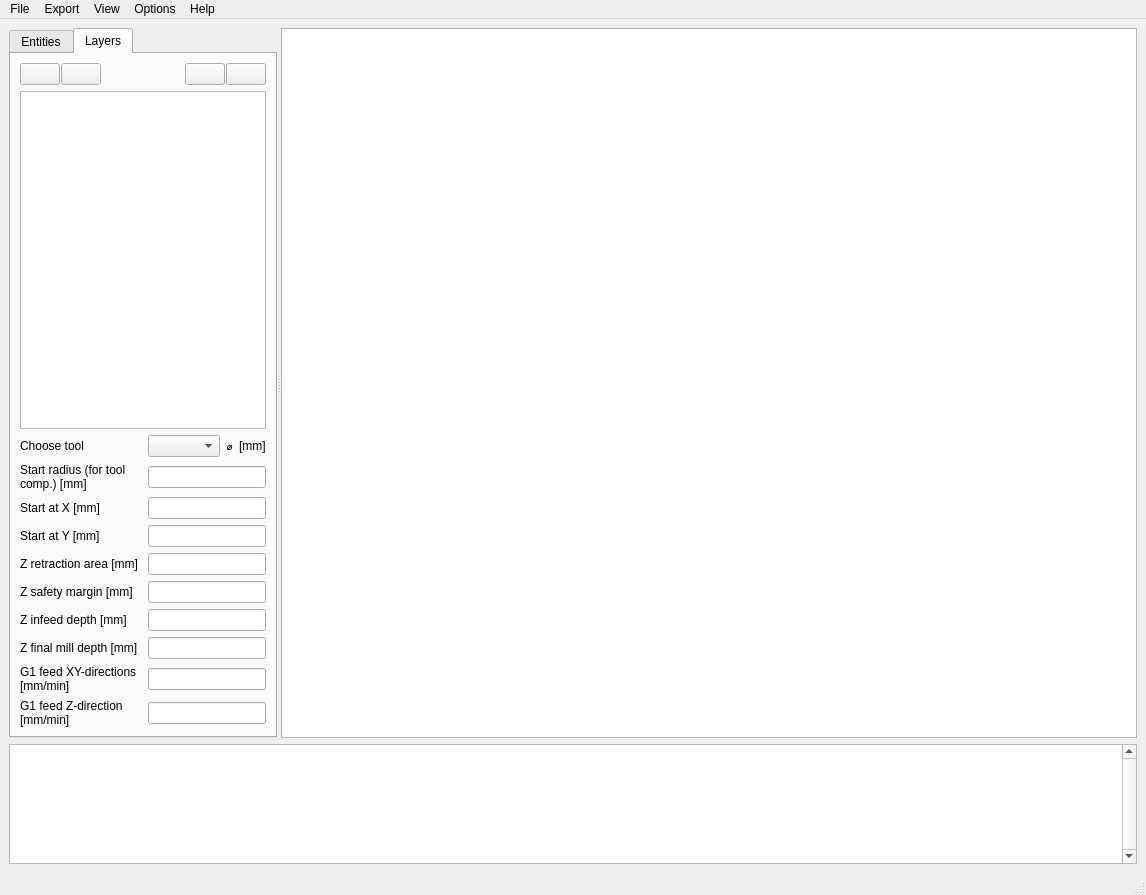
Before: the Qt Designer form dxf2gcode_pyQt4_ui/dxf2gcode_pyQt4_ui.ui in msutas/dxf2gcode, drawn with Qt 5.
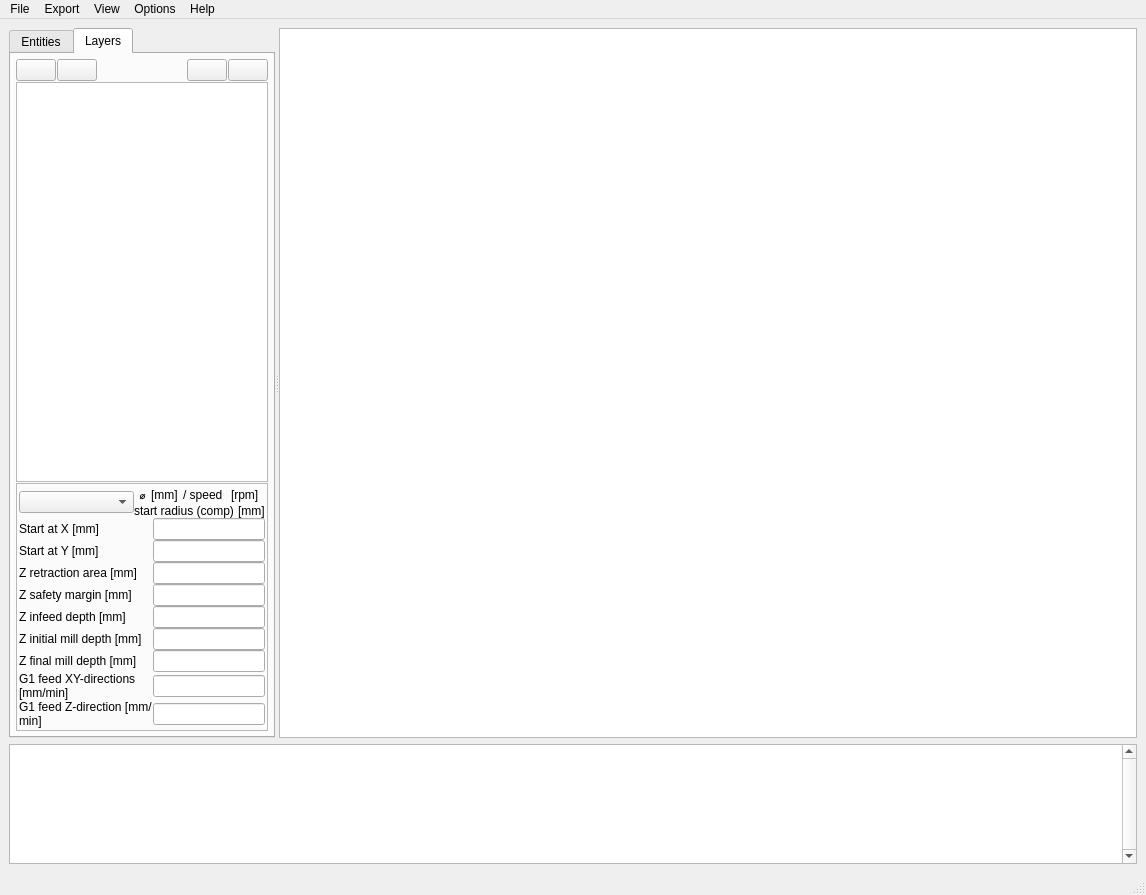
After: the same form once the commit is applied. The open tabs and pages were chosen to show the change. Icons and pictures are not drawn. Custom widgets are drawn as their Qt base class.

Commit message: Merging changes from rev [312] of branches/dxf2gcode_pyQT4_xavier

Patch:
```diff
--- a/dxf2gcode_pyQt4_ui/dxf2gcode_pyQt4_ui.ui
+++ b/dxf2gcode_pyQt4_ui/dxf2gcode_pyQt4_ui.ui
@@ -126,7 +126,13 @@
         <attribute name="title">
          <string>Layers</string>
         </attribute>
-        <layout class="QVBoxLayout" name="verticalLayout_2">
+        <layout class="QVBoxLayout" name="verticalLayout_5">
+         <property name="spacing">
+          <number>1</number>
+         </property>
+         <property name="margin">
+          <number>5</number>
+         </property>
          <item>
           <layout class="QHBoxLayout" name="horizontalLayout_4">
            <property name="spacing">
@@ -250,16 +256,25 @@
           </widget>
          </item>
          <item>
-          <layout class="QGridLayout" name="gridLayout">
-           <item row="0" column="0">
-            <widget class="QLabel" name="label">
-             <property name="text">
-              <string>Choose tool</string>
-             </property>
-            </widget>
-           </item>
-           <item row="0" column="1">
-            <layout class="QHBoxLayout" name="horizontalLayout">
+          <widget class="QFrame" name="millSettingsFrame">
+           <property name="frameShape">
+            <enum>QFrame::StyledPanel</enum>
+           </property>
+           <property name="frameShadow">
+            <enum>QFrame::Raised</enum>
+           </property>
+           <property name="lineWidth">
+            <number>0</number>
+           </property>
+           <layout class="QVBoxLayout" name="verticalLayout_4">
+            <property name="spacing">
+             <number>0</number>
+            </property>
+            <property name="margin">
+             <number>2</number>
+            </property>
+            <item>
+             <layout class="QHBoxLayout" name="horizontalLayout_3">
              <item>
               <widget class="QComboBox" name="toolDiameterComboBox">
                <property name="sizePolicy">
@@ -274,6 +289,13 @@
               </widget>
              </item>
              <item>
+               <layout class="QVBoxLayout" name="verticalLayout_2">
+                <property name="spacing">
+                 <number>0</number>
+                </property>
+                <item>
+                 <layout class="QHBoxLayout" name="horizontalLayout">
+                  <item>
               <widget class="QLabel" name="label_11">
                <property name="sizePolicy">
                 <sizepolicy hsizetype="Maximum" vsizetype="Preferred">
@@ -299,36 +321,81 @@
                </property>
               </widget>
              </item>
-            </layout>
-           </item>
-           <item row="1" column="0">
-            <widget class="QLabel" name="label_2">
+                  <item>
+                   <widget class="QLabel" name="label_12">
+                    <property name="sizePolicy">
+                     <sizepolicy hsizetype="Maximum" vsizetype="Preferred">
+                      <horstretch>0</horstretch>
+                      <verstretch>0</verstretch>
+                     </sizepolicy>
+                    </property>
+                    <property name="text">
+                     <string>/ speed </string>
+                    </property>
+                   </widget>
+                  </item>
+                  <item>
+                   <widget class="QLabel" name="toolSpeedLabel">
+                    <property name="sizePolicy">
+                     <sizepolicy hsizetype="Maximum" vsizetype="Preferred">
+                      <horstretch>0</horstretch>
+                      <verstretch>0</verstretch>
+                     </sizepolicy>
+                    </property>
              <property name="text">
-              <string>Start radius (for tool comp.) [mm]</string>
-             </property>
-             <property name="wordWrap">
-              <bool>true</bool>
-             </property>
-            </widget>
-           </item>
-           <item row="1" column="1">
-            <widget class="QLineEdit" name="startRadiusLineEdit">
+                     <string>[rpm]</string>
+                    </property>
+                   </widget>
+                  </item>
+                 </layout>
+                </item>
+                <item>
+                 <layout class="QHBoxLayout" name="horizontalLayout_2">
+                  <item>
+                   <widget class="QLabel" name="label_13">
+                    <property name="sizePolicy">
+                     <sizepolicy hsizetype="Maximum" vsizetype="Preferred">
+                      <horstretch>0</horstretch>
+                      <verstretch>0</verstretch>
+                     </sizepolicy>
+                    </property>
+                    <property name="text">
+                     <string>start radius (comp) </string>
+                    </property>
+                   </widget>
+                  </item>
+                  <item>
+                   <widget class="QLabel" name="startRadiusLabel">
              <property name="sizePolicy">
-              <sizepolicy hsizetype="Preferred" vsizetype="Fixed">
+                     <sizepolicy hsizetype="Maximum" vsizetype="Preferred">
                <horstretch>0</horstretch>
                <verstretch>0</verstretch>
               </sizepolicy>
              </property>
-            </widget>
-           </item>
-           <item row="2" column="0">
+                    <property name="text">
+                     <string>[mm]</string>
+                    </property>
+                   </widget>
+                  </item>
+                 </layout>
+                </item>
+               </layout>
+              </item>
+             </layout>
+            </item>
+            <item>
+             <layout class="QGridLayout" name="gridLayout">
+              <property name="verticalSpacing">
+               <number>0</number>
+              </property>
+              <item row="0" column="0">
             <widget class="QLabel" name="label_3">
              <property name="text">
               <string>Start at X [mm]</string>
              </property>
             </widget>
            </item>
-           <item row="2" column="1">
+              <item row="0" column="1">
             <widget class="QLineEdit" name="startAtXLineEdit">
              <property name="sizePolicy">
               <sizepolicy hsizetype="Preferred" vsizetype="Fixed">
@@ -338,14 +405,14 @@
              </property>
             </widget>
            </item>
-           <item row="3" column="0">
+              <item row="1" column="0">
             <widget class="QLabel" name="label_4">
              <property name="text">
               <string>Start at Y [mm]</string>
              </property>
             </widget>
            </item>
-           <item row="3" column="1">
+              <item row="1" column="1">
             <widget class="QLineEdit" name="startAtYLineEdit">
              <property name="sizePolicy">
               <sizepolicy hsizetype="Preferred" vsizetype="Fixed">
@@ -355,14 +422,14 @@
              </property>
             </widget>
            </item>
-           <item row="4" column="0">
+              <item row="2" column="0">
             <widget class="QLabel" name="label_6">
              <property name="text">
               <string>Z retraction area [mm]</string>
              </property>
             </widget>
            </item>
-           <item row="4" column="1">
+              <item row="2" column="1">
             <widget class="QLineEdit" name="zRetractionArealLineEdit">
              <property name="sizePolicy">
               <sizepolicy hsizetype="Preferred" vsizetype="Fixed">
@@ -372,14 +439,14 @@
              </property>
             </widget>
            </item>
-           <item row="5" column="0">
+              <item row="3" column="0">
             <widget class="QLabel" name="label_5">
              <property name="text">
               <string>Z safety margin [mm]</string>
              </property>
             </widget>
            </item>
-           <item row="5" column="1">
+              <item row="3" column="1">
             <widget class="QLineEdit" name="zSafetyMarginLineEdit">
              <property name="sizePolicy">
               <sizepolicy hsizetype="Preferred" vsizetype="Fixed">
@@ -389,14 +456,14 @@
              </property>
             </widget>
            </item>
-           <item row="6" column="0">
+              <item row="4" column="0">
             <widget class="QLabel" name="label_9">
              <property name="text">
               <string>Z infeed depth [mm]</string>
              </property>
             </widget>
            </item>
-           <item row="6" column="1">
+              <item row="4" column="1">
             <widget class="QLineEdit" name="zInfeedDepthLineEdit">
              <property name="sizePolicy">
               <sizepolicy hsizetype="Preferred" vsizetype="Fixed">
@@ -406,15 +473,32 @@
              </property>
             </widget>
            </item>
-           <item row="7" column="0">
+              <item row="5" column="0">
+               <widget class="QLabel" name="label_14">
+                <property name="text">
+                 <string>Z initial mill depth [mm]</string>
+                </property>
+               </widget>
+              </item>
+              <item row="5" column="1">
+               <widget class="QLineEdit" name="zInitialMillDepthLineEdit">
+                <property name="sizePolicy">
+                 <sizepolicy hsizetype="Preferred" vsizetype="Fixed">
+                  <horstretch>0</horstretch>
+                  <verstretch>0</verstretch>
+                 </sizepolicy>
+                </property>
+               </widget>
+              </item>
+              <item row="6" column="0">
             <widget class="QLabel" name="label_8">
              <property name="text">
               <string>Z final mill depth [mm]</string>
              </property>
             </widget>
            </item>
-           <item row="7" column="1">
-            <widget class="QLineEdit" name="zMillDepthLineEdit">
+              <item row="6" column="1">
+               <widget class="QLineEdit" name="zFinalMillDepthLineEdit">
              <property name="sizePolicy">
               <sizepolicy hsizetype="Preferred" vsizetype="Fixed">
                <horstretch>0</horstretch>
@@ -423,7 +507,7 @@
              </property>
             </widget>
            </item>
-           <item row="8" column="0">
+              <item row="7" column="0">
             <widget class="QLabel" name="label_7">
              <property name="text">
               <string>G1 feed XY-directions [mm/min]</string>
@@ -433,7 +517,7 @@
              </property>
             </widget>
            </item>
-           <item row="8" column="1">
+              <item row="7" column="1">
             <widget class="QLineEdit" name="g1FeedXYLineEdit">
              <property name="sizePolicy">
               <sizepolicy hsizetype="Preferred" vsizetype="Fixed">
@@ -443,7 +527,7 @@
              </property>
             </widget>
            </item>
-           <item row="9" column="0">
+              <item row="8" column="0">
             <widget class="QLabel" name="label_10">
              <property name="text">
               <string>G1 feed Z-direction [mm/min]</string>
@@ -453,7 +537,7 @@
              </property>
             </widget>
            </item>
-           <item row="9" column="1">
+              <item row="8" column="1">
             <widget class="QLineEdit" name="g1FeedZLineEdit">
              <property name="sizePolicy">
               <sizepolicy hsizetype="Preferred" vsizetype="Fixed">
@@ -464,6 +548,9 @@
             </widget>
            </item>
           </layout>
+            </item>
+           </layout>
+          </widget>
          </item>
         </layout>
        </widget>
```
Lines whose indentation alone changed are shown as unchanged. The commit also changes 9 other files.
